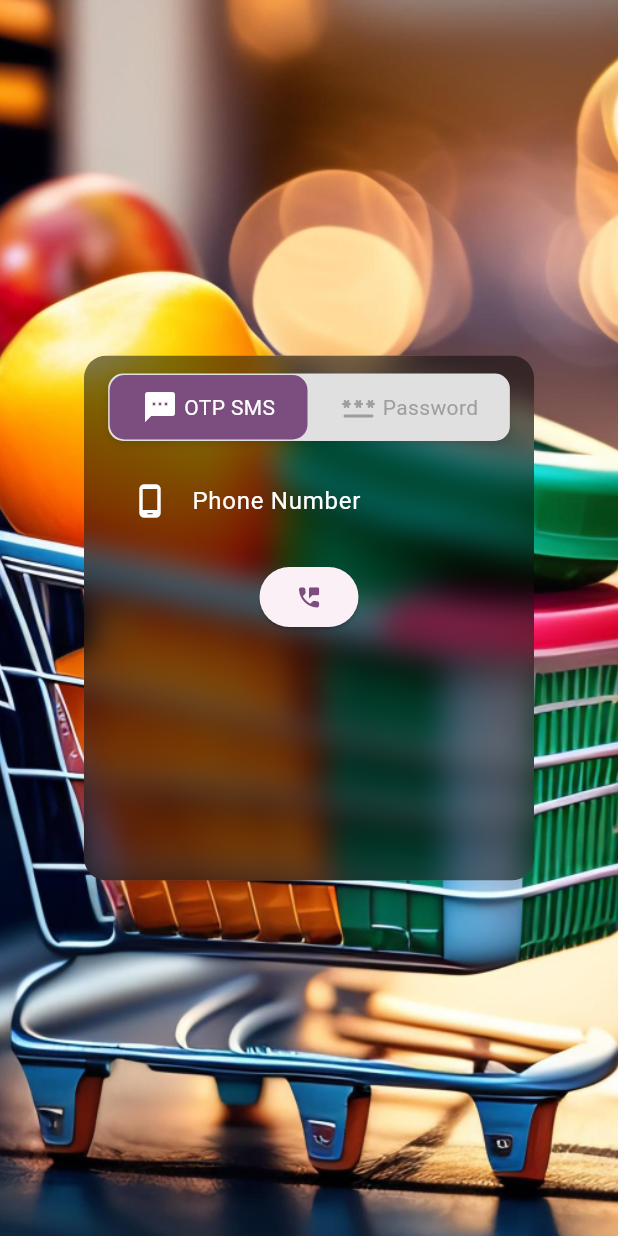
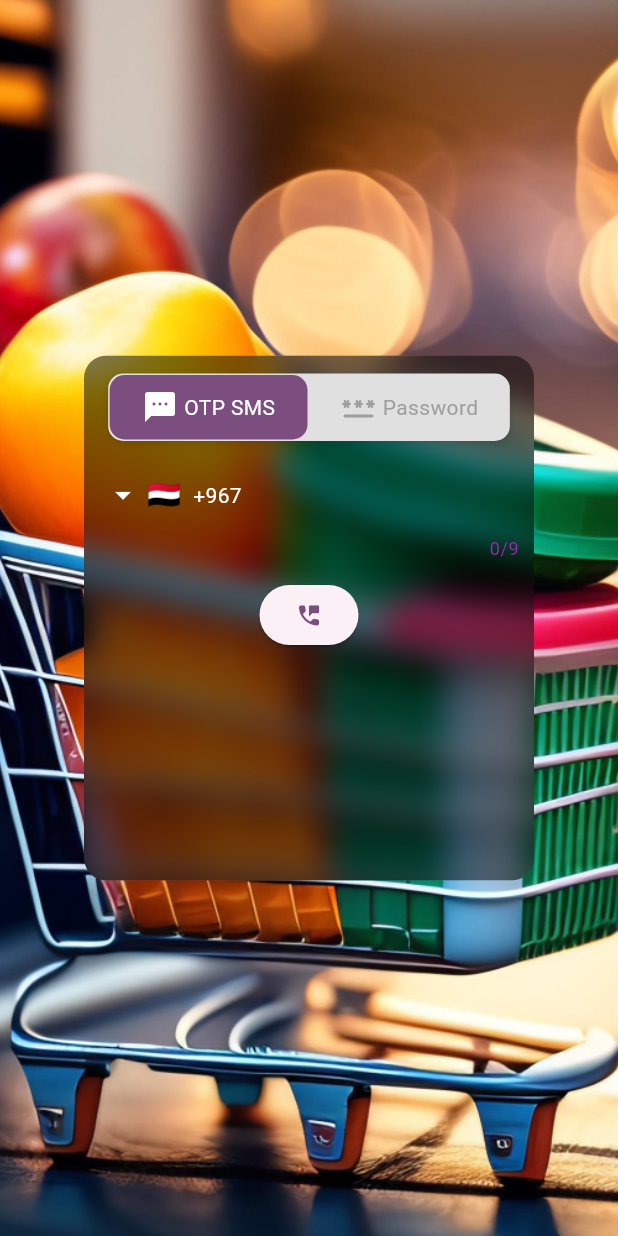
Before and after one commit to Ahmedriyadh19/Mall-Le, a Flutter app: the screen it shows after launch, on a phone screen of 412 x 824 dp. Run offline on Flutter 3.47's test engine with Material 2 defaults, Android fonts, the phone set to English and light mode, and no system bars; drawn by our look-alikes of flutter_toggle_tab, intl_phone_field; our stand-ins replace flutter_bloc, glass, pinput.

Commit message:
Update V1.8 fix phone validation and input

```diff
--- a/lib/features/login/widget/login_form_box.dart
+++ b/lib/features/login/widget/login_form_box.dart
@@ -23,10 +23,10 @@ class LoginFormBox extends StatelessWidget {
             const LoginPhoneNumberInput(),
             state is LoginStateChange && state.option == 1 //option 1 is password+  option 0 is otp
                 ? const LoginPasswordInput()
-                : state is LoginStateChange && state.isSend == true  // is true when otp is send
+                : state is LoginStateChange && state.isSend == true // is true when otp is send
                     ? const LoginOtpInput()
                     : const LoginRequestOtpButton(),
-            if (state is LoginStateChange && state.option == 1) const LoginSubmitButton(),
+            if ((state is LoginStateChange && state.option == 1) || (state is LoginStateChange && state.isSend == true)) const LoginSubmitButton(),
           ],
         );
       },
--- a/lib/features/login/widget/login_phone_number_input.dart
+++ b/lib/features/login/widget/login_phone_number_input.dart
@@ -1,7 +1,7 @@
 import 'package:flutter/material.dart';
 import 'package:flutter_bloc/flutter_bloc.dart';
+import 'package:intl_phone_field/intl_phone_field.dart';
 import 'package:mall_le/features/login/bloc/login_bloc_bloc.dart';
-import 'package:mall_le/features/login/events/login_phone_number_input_valid_event.dart';
 
 class LoginPhoneNumberInput extends StatelessWidget {
   const LoginPhoneNumberInput({super.key});
@@ -12,8 +12,6 @@ class LoginPhoneNumberInput extends StatelessWidget {
       focusedBorder: InputBorder.none,
       errorBorder: InputBorder.none,
       disabledBorder: InputBorder.none,
-      labelText: 'Phone Number',
-      hintText: 'Enter your phone number',
       prefixIcon: Icon(Icons.phone_android_rounded, color: Colors.white),
       labelStyle: TextStyle(color: Colors.white),
       hintStyle: TextStyle(color: Colors.grey),
@@ -23,21 +21,20 @@ class LoginPhoneNumberInput extends StatelessWidget {
 
   @override
   Widget build(BuildContext context) {
-    return Padding(
-      padding: const EdgeInsets.symmetric(horizontal: 20),
-      child: BlocBuilder<LoginBlocBloc, LoginBlocState>(
-        builder: (context, state) {
-          return TextField(
+    return BlocBuilder<LoginBlocBloc, LoginBlocState>(
+      builder: (context, state) {
+        return Padding(
+          padding: const EdgeInsets.symmetric(horizontal: 10),
+          child: IntlPhoneField(
             decoration: boxDecoration(),
-            onTapOutside: (event) => FocusScope.of(context).unfocus(),
-            keyboardType: TextInputType.phone,
+            initialCountryCode: 'YE',
+            dropdownTextStyle: const TextStyle(color: Colors.white),
+            dropdownIcon: const Icon(Icons.arrow_drop_down, color: Colors.white),
             style: const TextStyle(color: Colors.white),
-            onChanged: (value) {
-              context.read<LoginBlocBloc>().add(InputPhoneNumberValidationEvent(phoneNumber: value));
-            },
-          );
-        },
-      ),
+           // countries: myCountries
+          ),
+        );
+      },
     );
   }
 }
--- /dev/null
+++ b/lib/features/login/widget/my_countries.dart
@@ -0,0 +1,16 @@
+import 'package:intl_phone_field/countries.dart';
+
+List<Country> myCountries = [
+  const Country(
+    name: "Yemen",
+    nameTranslations: {
+      "en": "Yemen",
+      "ar": "اليمن",
+    },
+    flag: "🇾🇪",
+    code: "YE",
+    dialCode: "967",
+    minLength: 9,
+    maxLength: 9,
+  )
+];
--- a/pubspec.yaml
+++ b/pubspec.yaml
@@ -39,6 +39,7 @@ dependencies:
   flutter_launcher_icons: ^0.13.1
   flutter_toggle_tab: ^1.3.0
   pinput: ^2.2.31
+  intl_phone_field: ^3.2.0
 
 dev_dependencies:
   flutter_test:
```
Also changed, not shown: pubspec.lock.
